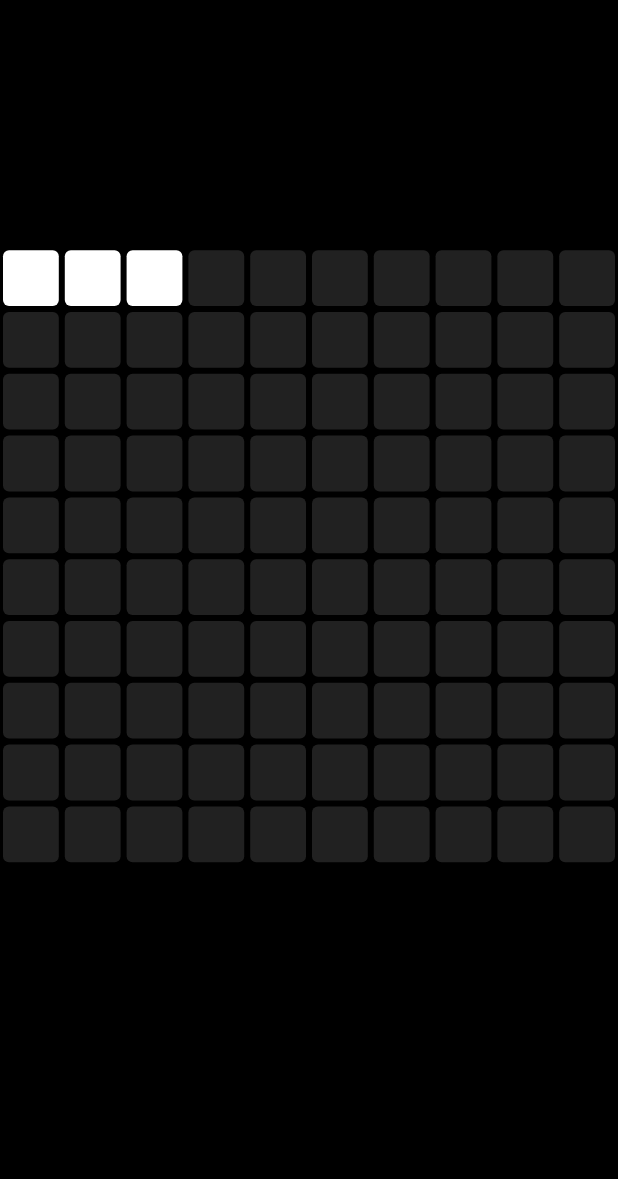
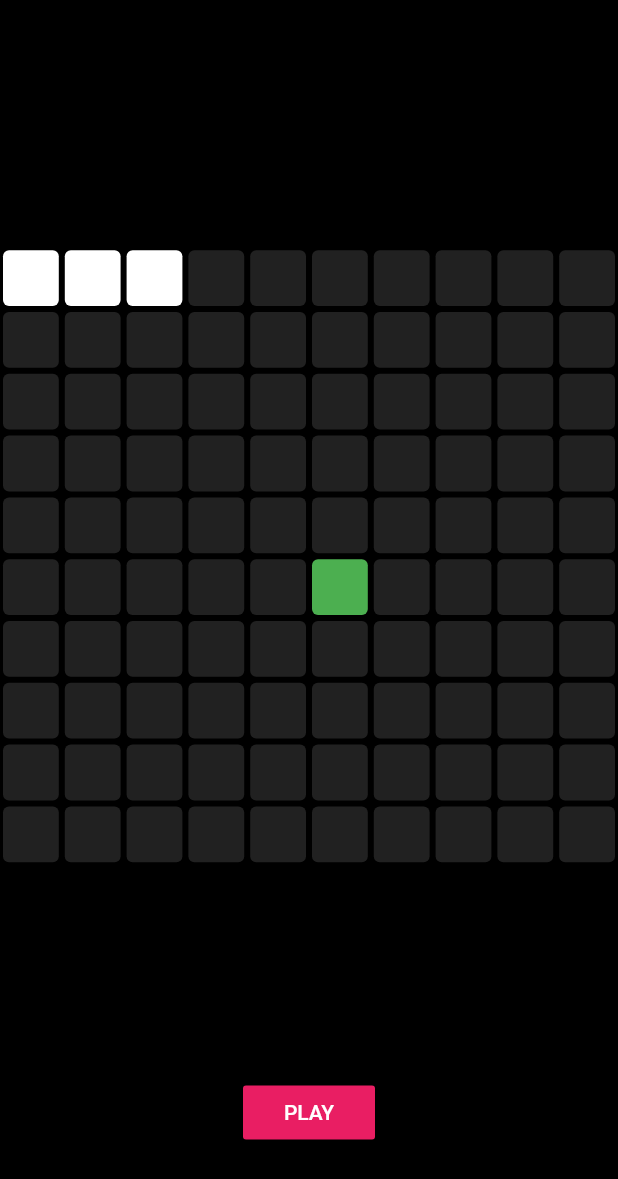
Before and after one commit to avikumar11haz/Snake_game, a Flutter app: the screen it shows after launch, on a phone screen of 412 x 824 dp. Shown: the top 1179 px of the screen. Run offline on Flutter 3.47's test engine with Material 2 defaults, Android fonts, the light colour scheme and no system bars.

Commit message:
add food pixel file

```diff
--- /dev/null
+++ b/lib/food_pixel.dart
@@ -0,0 +1,18 @@
+import 'package:flutter/material.dart';
+
+class FoodPixel extends StatelessWidget {
+  const FoodPixel({Key? key}) : super(key: key);
+
+  @override
+  Widget build(BuildContext context) {
+    return Padding(
+      padding: const EdgeInsets.all(2.0),
+      child: Container(
+        decoration: BoxDecoration(
+          color: Colors.green,
+          borderRadius: BorderRadius.circular(4),
+        ),
+      ),
+    );
+  }
+}
--- a/lib/home_page.dart
+++ b/lib/home_page.dart
@@ -1,5 +1,8 @@
+import 'dart:async';
+
 import 'package:flutter/material.dart';
 import 'package:snake_game/blank_pixel.dart';
+import 'package:snake_game/food_pixel.dart';
 import 'package:snake_game/snake_pixel.dart';
 
 class HomePage extends StatefulWidget {
@@ -8,6 +11,8 @@ class HomePage extends StatefulWidget {
   @override
   State<HomePage> createState() => _HomePageState();
 }
+
+enum snake_Direction { UP, DOWN, LEFT, RIGHT }
 
 class _HomePageState extends State<HomePage> {
   // grid dimensions
@@ -21,6 +26,25 @@ class _HomePageState extends State<HomePage> {
     2,
   ];
 
+  // snake direction is initially to the right
+  var currentDirection = snake_Direction.RIGHT;
+
+  // food position
+  int foodPos = 55;
+
+  // start the game
+  void startGame() {
+    Timer.periodic(const Duration(milliseconds: 200), (timer) {
+      setState(() {
+        //add a new head
+        snakePos.add(snakePos.last + 1);
+
+        //remove the tail
+        snakePos.removeAt(0);
+      });
+    });
+  }
+
   @override
   Widget build(BuildContext context) {
     return Scaffold(
@@ -32,6 +56,21 @@ class _HomePageState extends State<HomePage> {
           // game grid
           Expanded(
             flex: 3,
+            child: GestureDetector(
+              onVerticalDragUpdate: (details) {
+                if (details.delta.dy > 0) {
+                  print('move down');
+                } else if (details.delta.dy < 0) {
+                  print('move up');
+                }
+              },
+              onHorizontalDragUpdate: (details) {
+                if (details.delta.dx > 0) {
+                  print('move right');
+                } else if (details.delta.dx < 0) {
+                  print('move left');
+                }
+              },
               child: GridView.builder(
                 itemCount: totalNumberOfSquares,
                 physics: const NeverScrollableScrollPhysics(),
@@ -40,14 +79,26 @@ class _HomePageState extends State<HomePage> {
                 itemBuilder: (context, index) {
                   if (snakePos.contains(index)) {
                     return const SnakePixel();
+                  } else if (foodPos == index) {
+                    return const FoodPixel();
                   } else {
                     return const BlankPixel();
                   }
                 },
               ),
             ),
+          ),
           // play button
-          Expanded(child: Container()),
+          Expanded(
+              child: Container(
+            child: Center(
+              child: MaterialButton(
+                child: Text('PLAY'),
+                color: Colors.pink,
+                onPressed: startGame,
+              ),
+            ),
+          )),
         ],
       ),
     );
```
Lines whose indentation alone changed are shown as unchanged.
